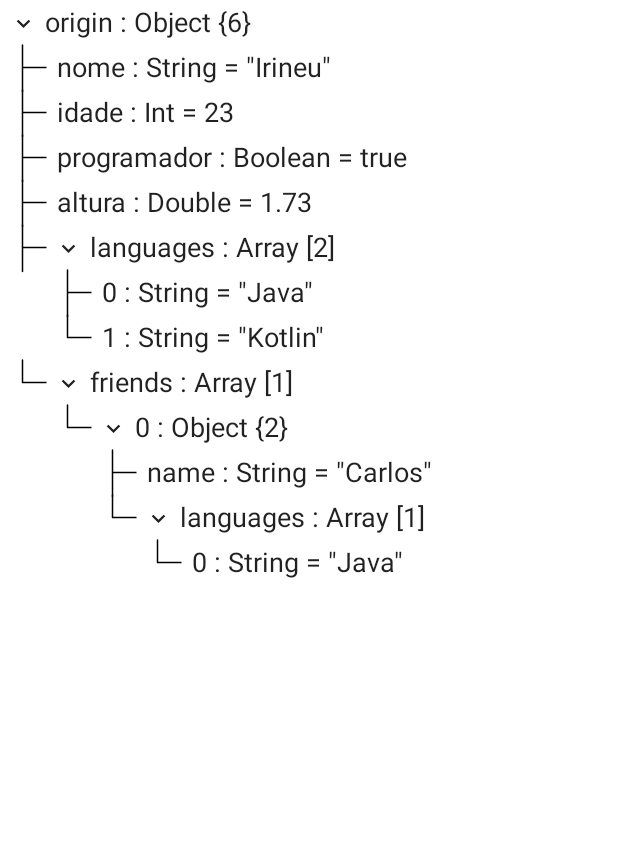
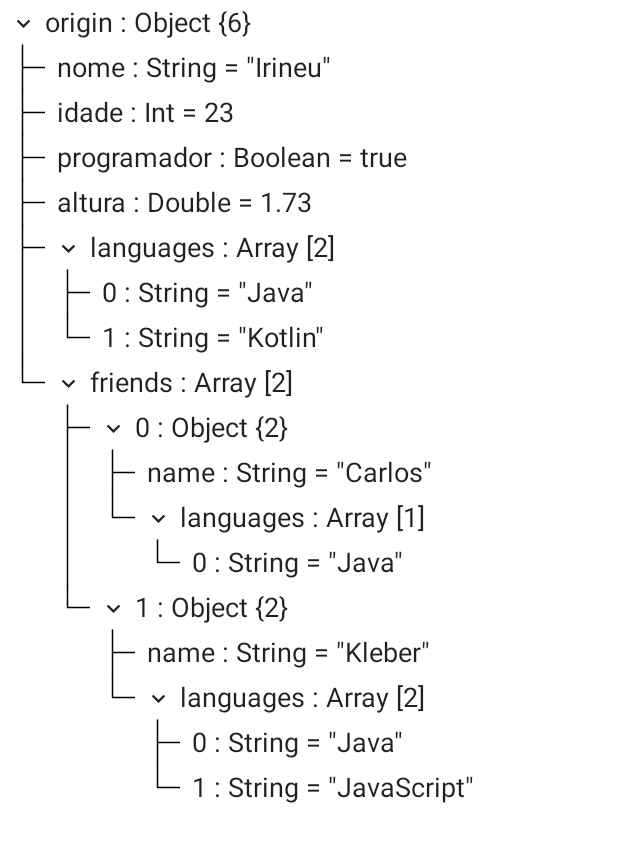
Before and after one commit to Irineu333/JSONTreeViewer, an Android app built with Jetpack Compose: the screen it shows after launch (MainActivity), on a phone screen of 412 x 824 dp. Shown: the top 842 px of the screen. Run offline under Robolectric (Android 15) with nearby library versions, the phone set to English and light mode, and no system bars.

Commit message:
feat : improving child line

```diff
--- a/app/src/main/java/com/neo/json/JsonViewer.kt
+++ b/app/src/main/java/com/neo/json/JsonViewer.kt
@@ -11,6 +11,7 @@ import androidx.compose.material.icons.filled.KeyboardArrowDown
 import androidx.compose.runtime.Composable
 import androidx.compose.ui.Alignment
 import androidx.compose.ui.Modifier
+import androidx.compose.ui.geometry.Offset
 import androidx.compose.ui.graphics.Color
 import androidx.compose.ui.graphics.StrokeCap
 import androidx.compose.ui.tooling.preview.Preview
@@ -98,27 +99,29 @@ fun JsonObject(origin: Any, json: Any) {
 
             val isLastIndex = index == children.size - 1
 
-            Row {
+            Row(
+                modifier = Modifier.height(IntrinsicSize.Min)
+            ) {
                 Canvas(
                     modifier = Modifier
                         .width(30.dp)
-                        .height(30.dp)
+                        .fillMaxHeight()
                 ) {
 
-                    fun getVerticalLine() = if (isLastIndex) 15 else 31
+                    fun getVerticalLine() = if (isLastIndex) 15.dp.toPx() else size.height
 
                     drawLine(
                         color = Color.Black,
                         start = center.copy(y = 0f),
-                        end = center.copy(y = getVerticalLine().dp.toPx()),
+                        end = center.copy(y = getVerticalLine()),
                         strokeWidth = 1.dp.toPx(),
                         cap = StrokeCap.Round
                     )
 
                     drawLine(
                         color = Color.Black,
-                        start = center,
-                        end = center.copy(x = 31.dp.toPx()),
+                        start = center.copy(y = 15.dp.toPx()),
+                        end = Offset(x = size.width, y = 15.dp.toPx()),
                         strokeWidth = 1.dp.toPx()
                     )
                 }
@@ -149,7 +152,7 @@ fun JsonValue(key: Any, value: Any) {
         verticalAlignment = Alignment.CenterVertically
     ) {
 
-        when(value) {
+        when (value) {
             is String -> {
                 Text(text = "$key : ${value.type} = \"$value\"", fontSize = 18.sp)
             }
--- a/app/src/main/java/com/neo/json/MainActivity.kt
+++ b/app/src/main/java/com/neo/json/MainActivity.kt
@@ -64,6 +64,16 @@ private fun Main() {
         }
     )
 
+    friends.put(
+        JSONObject().apply {
+            put("name", "Kleber")
+            put("languages", JSONArray().apply {
+                put("Java")
+                put("JavaScript")
+            })
+        }
+    )
+
     json.put("friends", friends)
 
     JsonObject("origin", json = json)
```
Also changed, not shown: app/src/main/java/com/neo/json/MainScreen.kt (+10 -0 lines).
